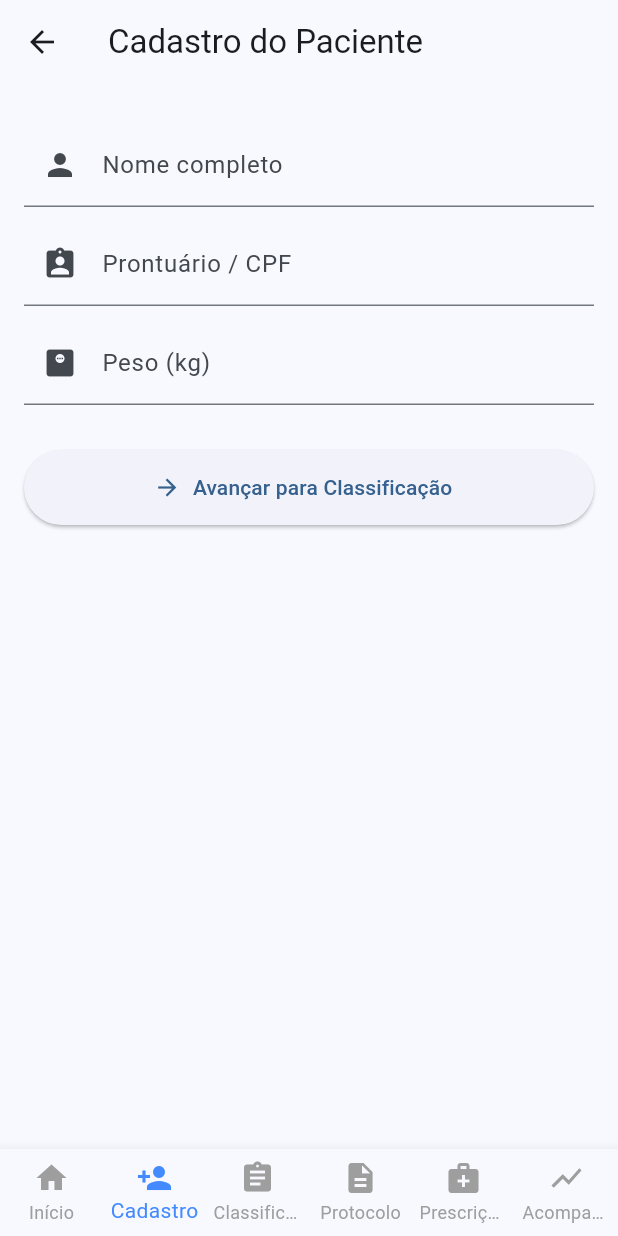
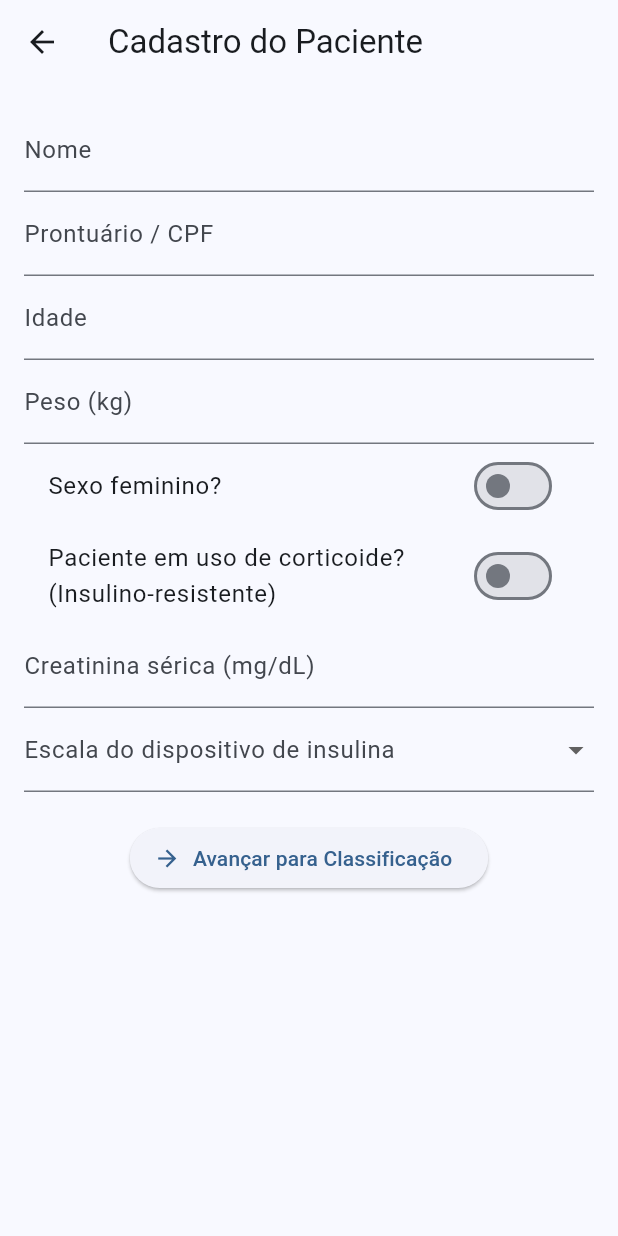
Before and after one commit to alexssander-cristino/projetoExtenMobile, a Flutter app: the CadastroPage screen opened by its route, on a phone screen of 412 x 824 dp. Run offline on Flutter 3.47's test engine with Material 3 defaults, Android fonts, the phone set to English and light mode, and no system bars.

Commit message:
cadastro

```diff
--- a/flutter_application_1/lib/pages/cadastro_page.dart
+++ b/flutter_application_1/lib/pages/cadastro_page.dart
@@ -1,5 +1,5 @@
 import 'package:flutter/material.dart';
-import '../widgets/navbar.dart';
+import 'dart:math';
 
 class CadastroPage extends StatefulWidget {
   const CadastroPage({super.key});
@@ -13,71 +13,128 @@ class _CadastroPageState extends State<CadastroPage> {
   final _nameController = TextEditingController();
   final _prontuarioController = TextEditingController();
   final _weightController = TextEditingController();
+  final _creatininaController = TextEditingController();
+  final _idadeController = TextEditingController();
 
-  @override
-  void dispose() {
-    _nameController.dispose();
-    _prontuarioController.dispose();
-    _weightController.dispose();
-    super.dispose();
-  }
+  bool _isCorticoide = false;
+  bool _isMulher = false;
+  String? _escalaDispositivo;
 
-  void _goToNextStep() {
-    if (_formKey.currentState!.validate()) {
-      Navigator.pushNamed(context, '/classificacao');
-    }
+  double calcularTFG(double scr, int idade, bool mulher) {
+    const double kappa = 0.7;
+    const double alfaMulher = -0.241;
+    const double alfaHomem = -0.302;
+
+    double minScr = scr / kappa;
+    double maxScr = scr / kappa;
+
+    double tfg = 142 *
+        (minScr < 1 ? pow(minScr, mulher ? alfaMulher : alfaHomem) : 1) *
+        (maxScr > 1 ? pow(maxScr, -1.200) : 1) *
+        pow(0.9938, idade) *
+        (mulher ? 1.012 : 1.0);
+
+    return tfg;
   }
 
   @override
   Widget build(BuildContext context) {
     return Scaffold(
       appBar: AppBar(title: const Text('Cadastro do Paciente')),
-      body: Padding(
+      body: SingleChildScrollView(
         padding: const EdgeInsets.all(16),
         child: Form(
           key: _formKey,
-          child: ListView(
+          child: Column(
             children: [
-              const SizedBox(height: 10),
               TextFormField(
                 controller: _nameController,
-                decoration: const InputDecoration(
-                  labelText: 'Nome completo',
-                  prefixIcon: Icon(Icons.person),
-                ),
-                validator: (v) => v == null || v.isEmpty ? 'Informe o nome' : null,
+                decoration: const InputDecoration(labelText: 'Nome'),
+                validator: (v) =>
+                    v == null || v.isEmpty ? 'Informe o nome' : null,
               ),
-              const SizedBox(height: 10),
               TextFormField(
                 controller: _prontuarioController,
-                decoration: const InputDecoration(
-                  labelText: 'Prontuário / CPF',
-                  prefixIcon: Icon(Icons.assignment_ind),
-                ),
+                decoration:
+                    const InputDecoration(labelText: 'Prontuário / CPF'),
               ),
-              const SizedBox(height: 10),
+              TextFormField(
+                controller: _idadeController,
+                decoration: const InputDecoration(labelText: 'Idade'),
+                keyboardType: TextInputType.number,
+              ),
               TextFormField(
                 controller: _weightController,
-                decoration: const InputDecoration(
-                  labelText: 'Peso (kg)',
-                  prefixIcon: Icon(Icons.monitor_weight),
-                ),
+                decoration: const InputDecoration(labelText: 'Peso (kg)'),
                 keyboardType: TextInputType.number,
               ),
-              const SizedBox(height: 30),
+              SwitchListTile(
+                title: const Text('Sexo feminino?'),
+                value: _isMulher,
+                onChanged: (v) => setState(() => _isMulher = v),
+              ),
+              SwitchListTile(
+                title: const Text(
+                    'Paciente em uso de corticoide? (Insulino-resistente)'),
+                value: _isCorticoide,
+                onChanged: (v) => setState(() => _isCorticoide = v),
+              ),
+              TextFormField(
+                controller: _creatininaController,
+                decoration: const InputDecoration(
+                    labelText: 'Creatinina sérica (mg/dL)'),
+                keyboardType: TextInputType.number,
+              ),
+              DropdownButtonFormField<String>(
+                decoration: const InputDecoration(
+                  labelText: 'Escala do dispositivo de insulina',
+                ),
+                items: const [
+                  DropdownMenuItem(
+                    value: '1',
+                    child: Text('1 unidade (caneta ou seringa 1/1)'),
+                  ),
+                  DropdownMenuItem(
+                    value: '2',
+                    child: Text('2 unidades (seringa 2/2)'),
+                  ),
+                ],
+                onChanged: (v) => setState(() => _escalaDispositivo = v),
+                validator: (v) =>
+                    v == null ? 'Selecione a escala do dispositivo' : null,
+              ),
+              const SizedBox(height: 20),
               ElevatedButton.icon(
                 icon: const Icon(Icons.arrow_forward),
                 label: const Text('Avançar para Classificação'),
-                style: ElevatedButton.styleFrom(
-                  minimumSize: const Size(double.infinity, 50),
-                ),
-                onPressed: _goToNextStep,
+                onPressed: () {
+                  if (_formKey.currentState!.validate()) {
+                    if (_creatininaController.text.isNotEmpty &&
+                        _idadeController.text.isNotEmpty) {
+                      double scr =
+                          double.tryParse(_creatininaController.text) ?? 0;
+                      int idade = int.tryParse(_idadeController.text) ?? 0;
+                      double tfg = calcularTFG(scr, idade, _isMulher);
+                      debugPrint('TFG estimada: ${tfg.toStringAsFixed(2)}');
+                    }
+
+                    Navigator.pushNamed(
+                      context,
+                      '/classificacao',
+                      arguments: {
+                        'nome': _nameController.text,
+                        'peso': _weightController.text,
+                        'corticoide': _isCorticoide,
+                        'escala': _escalaDispositivo,
+                      },
+                    );
+                  }
+                },
               ),
             ],
           ),
         ),
       ),
-      bottomNavigationBar: const NavBar(selectedIndex: 1),
     );
   }
 }
```
